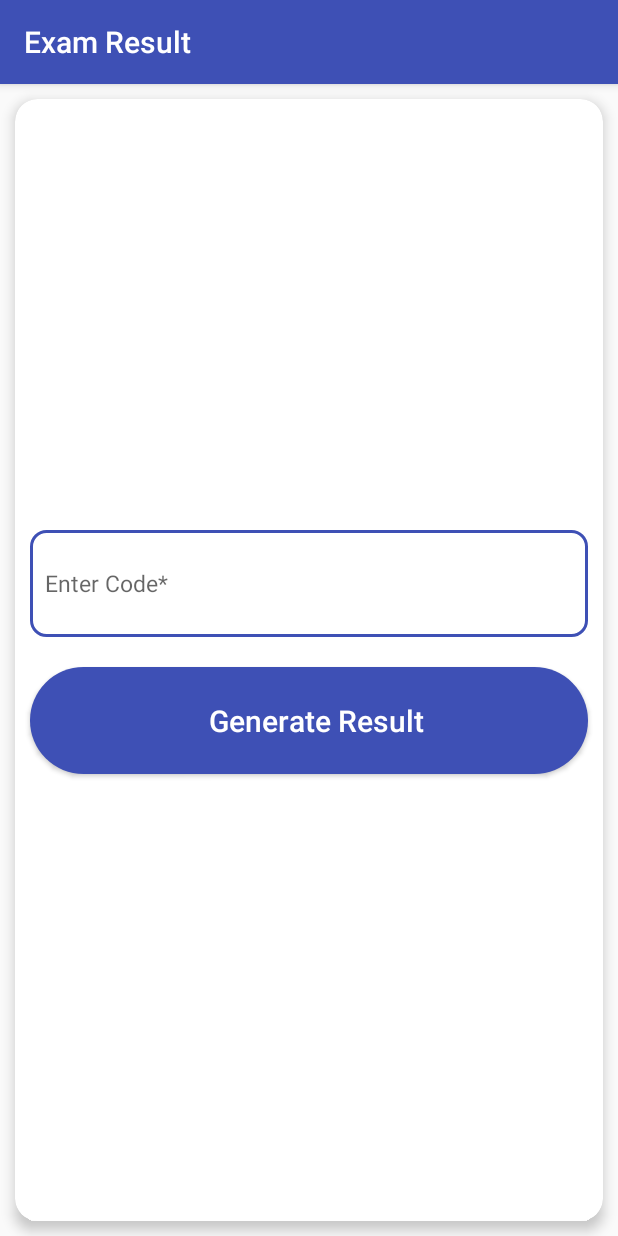
After one commit to SyedTahaAlam/studentResult, an Android app: the CodeActivity screen opened directly, with no data from a screen before it, on a phone screen of 412 x 824 dp. The commit adds this screen. Run offline under Robolectric (Android 15) with nearby library versions, the phone set to English and light mode, and no system bars.

Commit message:
code Activity created

```diff
--- a/app/src/main/AndroidManifest.xml
+++ b/app/src/main/AndroidManifest.xml
@@ -12,6 +12,7 @@
         android:roundIcon="@drawable/icon"
         android:supportsRtl="true"
         android:theme="@style/AppTheme">
+        <activity android:name=".CodeActivity"></activity>
         <activity
             android:name=".SplashScreen"
             android:theme="@style/NoAction">
@@ -24,9 +25,7 @@
         <activity android:name=".SecondActivity" />
         <activity
             android:name=".MainActivity"
-            android:screenOrientation="portrait">
-
-        </activity>
+            android:screenOrientation="portrait"></activity>
     </application>
 
 </manifest>
--- a/app/src/main/java/com/example/studentresult/SecondActivity.java
+++ b/app/src/main/java/com/example/studentresult/SecondActivity.java
@@ -37,14 +37,14 @@ public class SecondActivity extends AppCompatActivity {
 
                     Log.e("certificate", bundle.getSerializable("bodydata").toString());
                     break;
-                case 2:
+                case 3:
                     setContentView(R.layout.result_higher_diploma);
                     inflateHigherDiploma((com.example.studentresult.Model.HigherDiploma.Datum) bundle.getSerializable("bodydata"));
 
                     Log.e("certificate", bundle.getSerializable("bodydata").toString());
                     break;
-                case 3:
-                    setContentView(R.layout.result_higher_diploma);
+                case 2:
+                    setContentView(R.layout.result_certificate_item);
                     inflateCertificate((Datum) bundle.getSerializable("bodydata"));
 
                     Log.e("certificate", bundle.getSerializable("bodydata").toString());
--- /dev/null
+++ b/app/src/main/res/layout/activity_code.xml
@@ -0,0 +1,60 @@
+<?xml version="1.0" encoding="utf-8"?>
+<RelativeLayout xmlns:android="http://schemas.android.com/apk/res/android"
+    xmlns:app="http://schemas.android.com/apk/res-auto"
+    xmlns:tools="http://schemas.android.com/tools"
+    android:layout_width="match_parent"
+    android:layout_height="match_parent"
+    tools:context=".MainActivity">
+
+    <android.support.v7.widget.CardView
+        android:layout_width="match_parent"
+        android:layout_height="match_parent"
+        android:layout_margin="10dp"
+        android:background="@color/white"
+        app:cardCornerRadius="15dp"
+        app:cardElevation="5dp">
+
+        <LinearLayout
+            android:layout_width="match_parent"
+            android:layout_height="match_parent"
+            android:gravity="center"
+
+            android:orientation="vertical"
+            android:weightSum="1"
+
+            >
+
+            <EditText
+                android:id="@+id/secretcode"
+                android:layout_width="match_parent"
+                android:layout_height="0dp"
+                android:layout_marginLeft="10dp"
+                android:layout_marginTop="0dp"
+                android:layout_marginRight="10dp"
+                android:layout_marginBottom="10dp"
+                android:layout_weight="0.1"
+                android:background="@drawable/round_blue_btn"
+                android:gravity="center_vertical"
+                android:hint="Enter Code*"
+                android:paddingLeft="10dp"
+                android:singleLine="true"
+                android:textSize="15dp" />
+
+            <Button
+                android:id="@+id/generateresult"
+                android:layout_width="match_parent"
+                android:layout_height="0dp"
+                android:layout_margin="10dp"
+                android:layout_weight="0.1"
+                android:background="@drawable/round_btn"
+                android:gravity="center"
+                android:paddingLeft="10dp"
+                android:text="Generate Result"
+                android:textAllCaps="false"
+                android:textColor="@color/white"
+                android:textSize="20dp" />
+        </LinearLayout>
+
+
+    </android.support.v7.widget.CardView>
+</RelativeLayout>
--- a/app/src/main/res/values/strings.xml
+++ b/app/src/main/res/values/strings.xml
@@ -41,4 +41,5 @@
     <string name="storage_methodology">Storage Methodology</string>
     <string name="entrepreneur_creativity">Entrepreneur Creativity</string>
     <string name="student_number">Student Number</string>
+    <string name="proceed">Proceed</string>
 </resources>
```
Also changed, not shown: app/src/main/java/com/example/studentresult/CodeActivity.java (added, +105 -0 lines), app/src/main/java/com/example/studentresult/MainActivity.java (+17 -35 lines), app/src/main/res/layout/activity_main.xml (+3 -17 lines).
